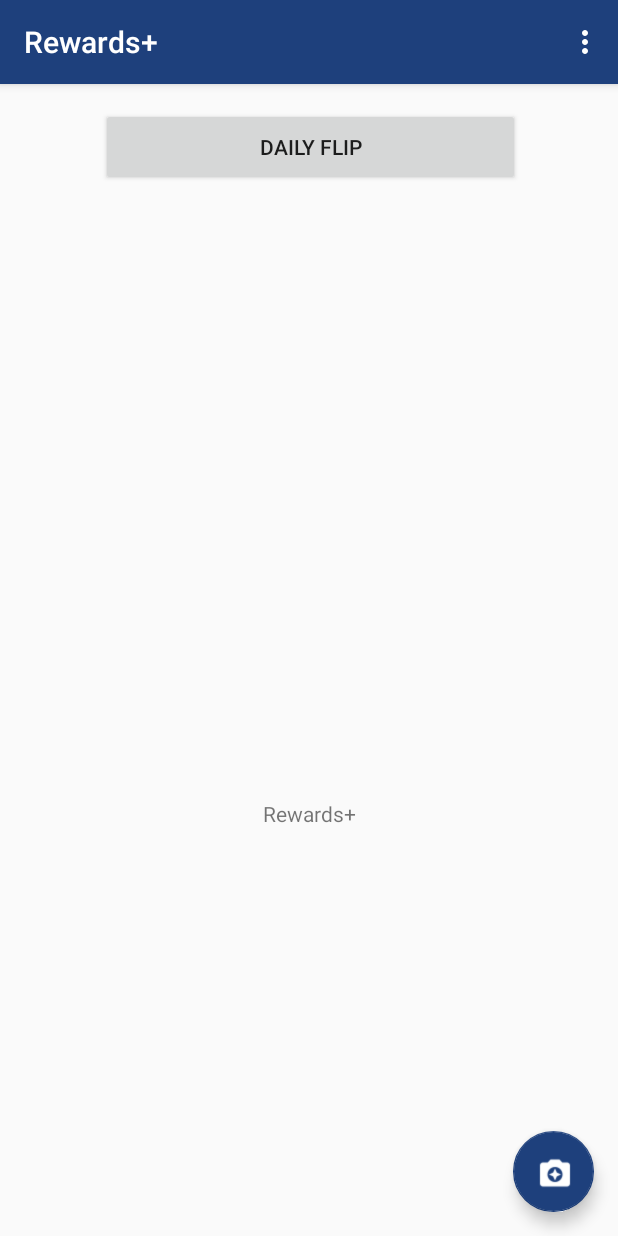
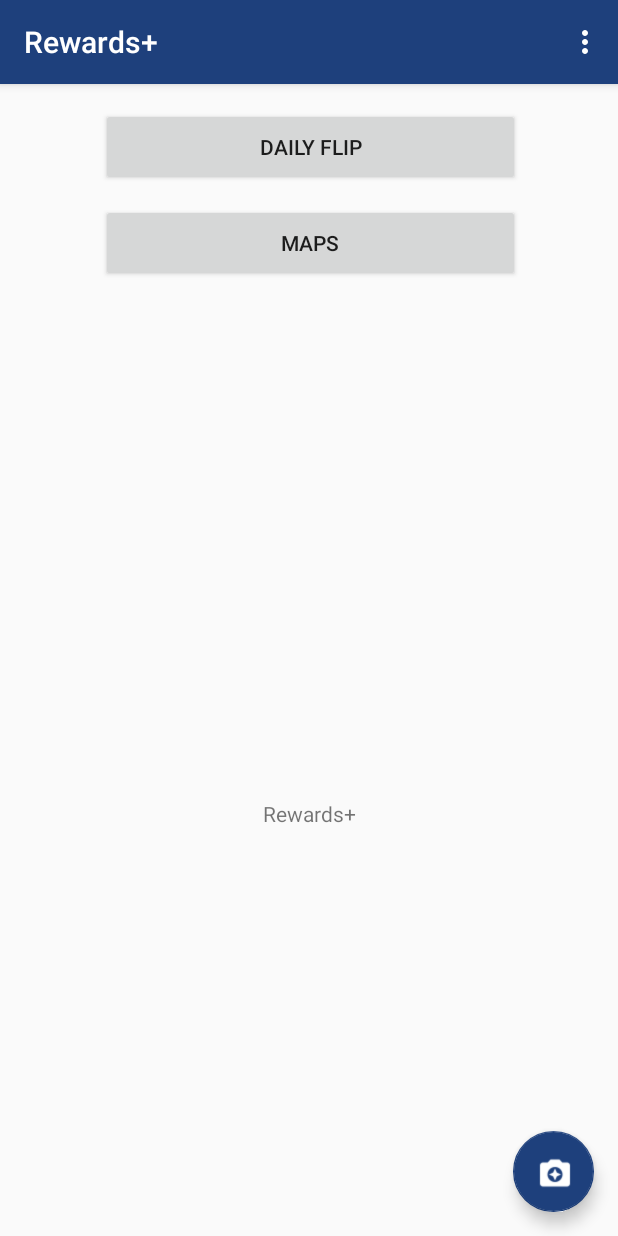
Before and after one commit to tmcbride73/Rewards, an Android app: the screen it shows after launch (MainPage), on a phone screen of 412 x 824 dp. Run offline under Robolectric (Android 15) with nearby library versions, the phone set to English and light mode, and no system bars.

```diff
--- a/app/src/main/java/com/ist440/rewards/MainPage.java
+++ b/app/src/main/java/com/ist440/rewards/MainPage.java
@@ -82,6 +82,11 @@ public class MainPage extends AppCompatActivity {
         startActivity(intent);
     }
 
+    public void maps (View view){
+        Intent intent = new Intent(this, MapsActivity.class);
+        startActivity(intent);
+    }
+
     @Override
     public boolean onCreateOptionsMenu(Menu menu) {
         // Inflate the menu; this adds items to the action bar if it is present.
--- a/app/src/main/res/layout/content_main_page.xml
+++ b/app/src/main/res/layout/content_main_page.xml
@@ -29,4 +29,16 @@
         app:layout_constraintRight_toRightOf="parent"
         app:layout_constraintTop_toTopOf="parent" />
 
+    <Button
+        android:id="@+id/maps"
+        android:layout_width="279dp"
+        android:layout_height="52dp"
+        android:layout_marginTop="80dp"
+        android:text="Maps"
+        android:onClick="maps"
+        app:layout_constraintHorizontal_bias="0.506"
+        app:layout_constraintLeft_toLeftOf="parent"
+        app:layout_constraintRight_toRightOf="parent"
+        app:layout_constraintTop_toTopOf="parent" />
+
 </android.support.constraint.ConstraintLayout>
```
Also changed, not shown: app/src/main/AndroidManifest.xml (+10 -1 lines).
